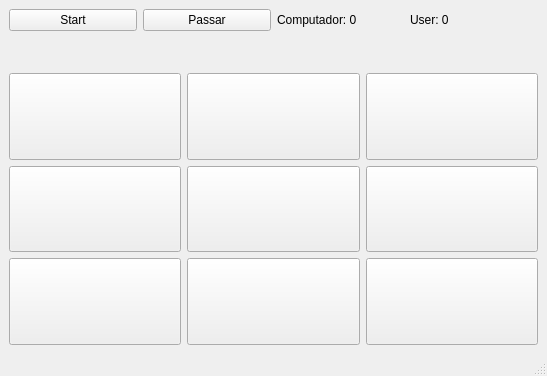
First picture: the form in jogo_da_velha/jogoDaVelhaQT/jogodavelha.ui, repository Lucas-Severo/C-exercicios, before the edit.
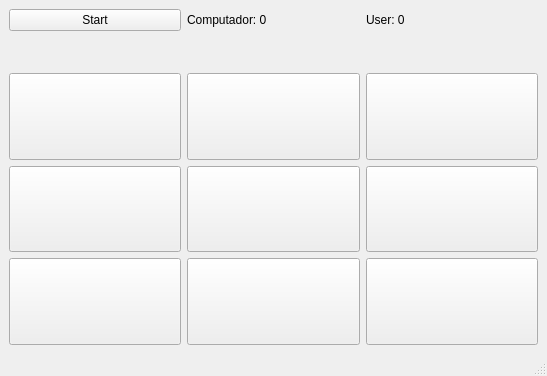
Second picture: the form after the edit.

Commit message: adicionado metodo para registrar a jogada do computador

```diff
--- a/jogo_da_velha/jogoDaVelhaQT/jogodavelha.ui
+++ b/jogo_da_velha/jogoDaVelhaQT/jogodavelha.ui
@@ -24,21 +24,21 @@
         </property>
        </widget>
       </item>
-      <item row="0" column="3">
+      <item row="0" column="2">
        <widget class="QLabel" name="lb_user_score">
         <property name="text">
          <string>User: 0</string>
         </property>
        </widget>
       </item>
-      <item row="0" column="2">
+      <item row="0" column="1">
        <widget class="QLabel" name="lb_ai_score">
         <property name="text">
          <string>Computador: 0</string>
         </property>
        </widget>
       </item>
-      <item row="1" column="0" colspan="4">
+      <item row="1" column="0" colspan="3">
        <widget class="QLabel" name="lb_result">
         <property name="maximumSize">
          <size>
@@ -59,13 +59,6 @@
         </property>
        </widget>
       </item>
-      <item row="0" column="1">
-       <widget class="QPushButton" name="pushButton">
-        <property name="text">
-         <string>Passar</string>
-        </property>
-       </widget>
-      </item>
      </layout>
     </item>
     <item>
```
The commit also changes 2 other files.
